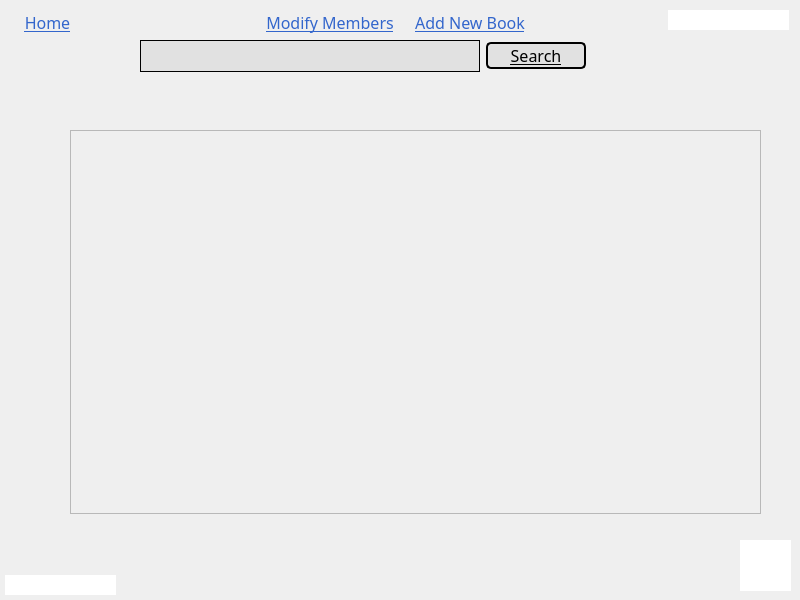
The window that admin_catalogue_screen.ui (MrCooperGit/Assessment-2_Library-Management-System) describes before a commit, drawn with Qt 5.
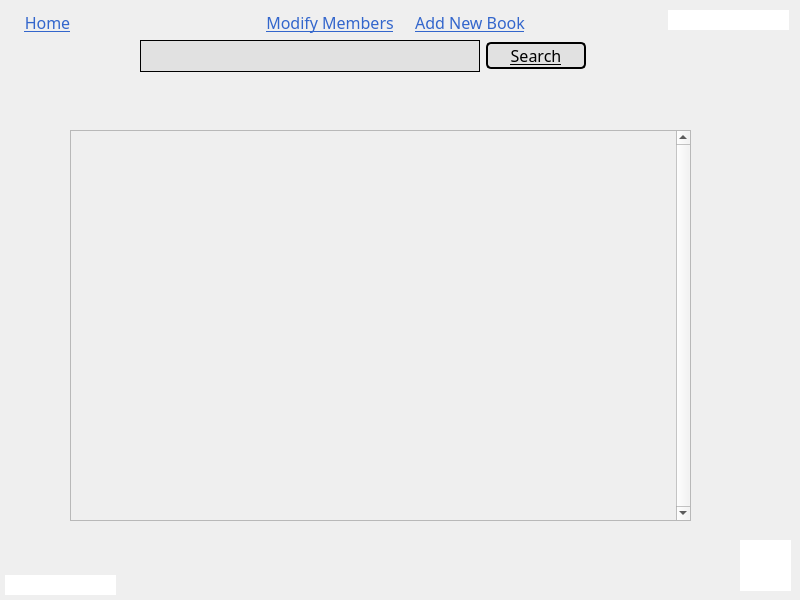
The same window after the commit.

Commit message: Made admin catalogue scrollable and added ability to pass book id number when pressing edit button

What changed in the file:
```diff
--- a/admin_catalogue_screen.ui
+++ b/admin_catalogue_screen.ui
@@ -242,10 +242,16 @@
     <rect>
      <x>70</x>
      <y>130</y>
-     <width>691</width>
-     <height>384</height>
+     <width>621</width>
+     <height>391</height>
     </rect>
    </property>
+   <property name="verticalScrollBarPolicy">
+    <enum>Qt::ScrollBarAlwaysOn</enum>
+   </property>
+   <property name="sizeAdjustPolicy">
+    <enum>QAbstractScrollArea::AdjustToContents</enum>
+   </property>
    <property name="widgetResizable">
     <bool>true</bool>
    </property>
@@ -254,10 +260,11 @@
      <rect>
       <x>0</x>
       <y>0</y>
-      <width>689</width>
-      <height>382</height>
+      <width>605</width>
+      <height>389</height>
      </rect>
     </property>
+    <layout class="QGridLayout" name="gridLayout"/>
    </widget>
   </widget>
  </widget>
```
The commit also changes 2 other files.
